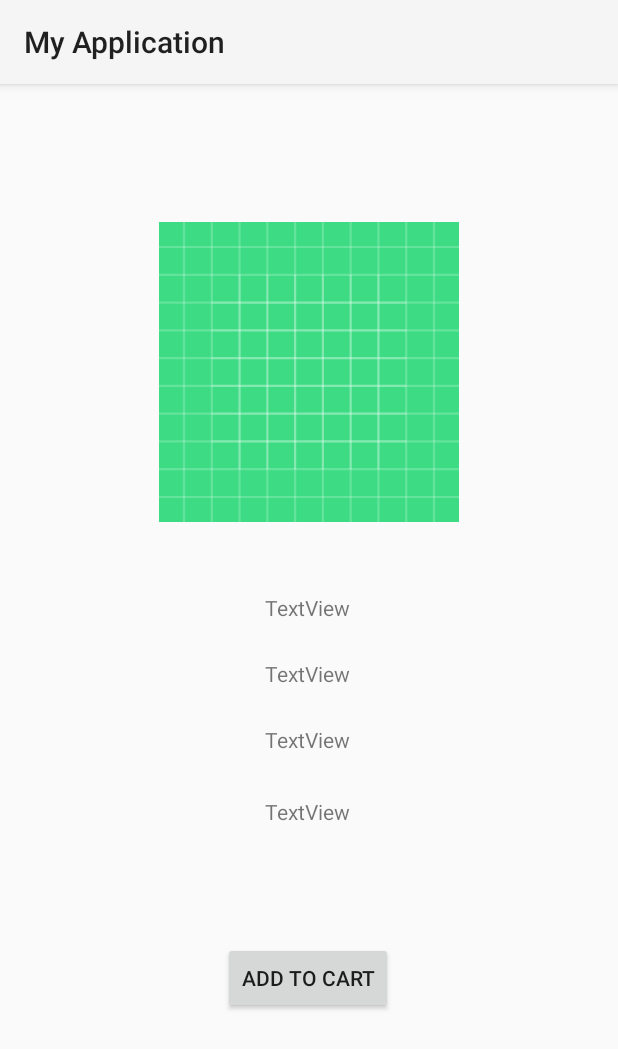
After one commit to tungha262/Laptrinhungdung, an Android app built with Jetpack Compose: the Tuan6DetailActivity screen opened directly, with no data from a screen before it, on a phone screen of 412 x 824 dp. The commit adds this screen. Shown: the top 1049 px of the screen. Run offline under Robolectric (Android 15) with nearby library versions, the phone set to English and light mode, and no system bars; our stand-ins replace Picasso; network calls fail; pictures from the network do not load.

Commit message:
DetailProduct

```diff
--- /dev/null
+++ b/app/src/main/java/com/example/myapplication/tuan6/Tuan6DetailActivity.java
@@ -0,0 +1,57 @@
+package com.example.myapplication.tuan6;
+
+import android.annotation.SuppressLint;
+import android.content.Intent;
+import android.os.Bundle;
+import android.widget.Button;
+import android.widget.ImageView;
+import android.widget.TextView;
+
+import androidx.activity.EdgeToEdge;
+import androidx.appcompat.app.AppCompatActivity;
+import androidx.core.graphics.Insets;
+import androidx.core.view.ViewCompat;
+import androidx.core.view.WindowInsetsCompat;
+
+import com.example.myapplication.R;
+import com.squareup.picasso.Picasso;
+
+public class Tuan6DetailActivity extends AppCompatActivity {
+    @SuppressLint("MissingInflatedId")
+    @Override
+    protected void onCreate(Bundle savedInstanceState) {
+        super.onCreate(savedInstanceState);
+        EdgeToEdge.enable(this);
+        setContentView(R.layout.activity_tuan6_detail);
+        // nhan du lieu tu listProduct chuyen sang
+        Intent intent = getIntent();
+        Product1 product = intent.getParcelableExtra("PRODUCT");
+
+        // anh xa cac thanh phan len giao dien
+         ImageView imgProduct = findViewById(R.id.tuan6detailimg);
+        TextView tvStyleId = findViewById(R.id.tuan6detailTvStyleid);
+        TextView tvPrice = findViewById(R.id.tuan6detailTvprice);
+        TextView tvbrand = findViewById(R.id.tuan6detailTvbrand);
+        TextView tvAdditionInfo = findViewById(R.id.tuan6detailAdditionInfo);
+
+        // hien thi thong tin san pham
+        if(product != null){
+            // hien thi anh
+            Picasso.get().load(product.getSearchImage())
+                    .into(imgProduct);
+
+            // hien thi text
+            tvAdditionInfo.setText("Info: " + product.getAdditionalInfo());
+            tvbrand.setText("Brand: " + product.getBrand());
+            tvPrice.setText("Price: " + product.getPrice());
+            tvStyleId.setText("StyleID: " + product.getStyleID());
+        }
+
+
+        ViewCompat.setOnApplyWindowInsetsListener(findViewById(R.id.main), (v, insets) -> {
+            Insets systemBars = insets.getInsets(WindowInsetsCompat.Type.systemBars());
+            v.setPadding(systemBars.left, systemBars.top, systemBars.right, systemBars.bottom);
+            return insets;
+        });
+    }
+}
--- /dev/null
+++ b/app/src/main/res/layout/activity_tuan6_detail.xml
@@ -0,0 +1,81 @@
+<?xml version="1.0" encoding="utf-8"?>
+<androidx.constraintlayout.widget.ConstraintLayout xmlns:android="http://schemas.android.com/apk/res/android"
+    xmlns:app="http://schemas.android.com/apk/res-auto"
+    xmlns:tools="http://schemas.android.com/tools"
+    android:id="@+id/main"
+    android:layout_width="match_parent"
+    android:layout_height="match_parent"
+    tools:context=".tuan6.Tuan6DetailActivity">
+
+    <ImageView
+        android:id="@+id/tuan6detailimg"
+        android:layout_width="match_parent"
+        android:layout_height="200dp"
+        android:src="@drawable/ic_launcher_background"
+        app:layout_constraintBottom_toBottomOf="parent"
+        app:layout_constraintEnd_toEndOf="parent"
+        app:layout_constraintHorizontal_bias="0.498"
+        app:layout_constraintStart_toStartOf="parent"
+        app:layout_constraintTop_toTopOf="parent"
+        app:layout_constraintVertical_bias="0.162" />
+
+    <TextView
+        android:id="@+id/tuan6detailTvStyleid"
+        android:layout_width="wrap_content"
+        android:layout_height="wrap_content"
+        android:text="TextView"
+        app:layout_constraintBottom_toBottomOf="parent"
+        app:layout_constraintEnd_toEndOf="parent"
+        app:layout_constraintHorizontal_bias="0.498"
+        app:layout_constraintStart_toStartOf="parent"
+        app:layout_constraintTop_toBottomOf="@+id/tuan6detailimg"
+        app:layout_constraintVertical_bias="0.103" />
+
+    <TextView
+        android:id="@+id/tuan6detailTvbrand"
+        android:layout_width="wrap_content"
+        android:layout_height="wrap_content"
+        android:text="TextView"
+        app:layout_constraintBottom_toBottomOf="parent"
+        app:layout_constraintEnd_toEndOf="parent"
+        app:layout_constraintHorizontal_bias="0.498"
+        app:layout_constraintStart_toStartOf="parent"
+        app:layout_constraintTop_toBottomOf="@+id/tuan6detailTvStyleid"
+        app:layout_constraintVertical_bias="0.063" />
+
+    <TextView
+        android:id="@+id/tuan6detailTvprice"
+        android:layout_width="wrap_content"
+        android:layout_height="wrap_content"
+        android:text="TextView"
+        app:layout_constraintBottom_toBottomOf="parent"
+        app:layout_constraintEnd_toEndOf="parent"
+        app:layout_constraintHorizontal_bias="0.498"
+        app:layout_constraintStart_toStartOf="parent"
+        app:layout_constraintTop_toBottomOf="@+id/tuan6detailTvbrand"
+        app:layout_constraintVertical_bias="0.071" />
+
+    <TextView
+        android:id="@+id/tuan6detailAdditionInfo"
+        android:layout_width="wrap_content"
+        android:layout_height="wrap_content"
+        android:text="TextView"
+        app:layout_constraintBottom_toBottomOf="parent"
+        app:layout_constraintEnd_toEndOf="parent"
+        app:layout_constraintHorizontal_bias="0.498"
+        app:layout_constraintStart_toStartOf="parent"
+        app:layout_constraintTop_toBottomOf="@+id/tuan6detailTvprice"
+        app:layout_constraintVertical_bias="0.095" />
+
+    <Button
+        android:id="@+id/tuan6detailBtnAddToCart"
+        android:layout_width="wrap_content"
+        android:layout_height="wrap_content"
+        android:text="Add to cart"
+        app:layout_constraintBottom_toBottomOf="parent"
+        app:layout_constraintEnd_toEndOf="parent"
+        app:layout_constraintHorizontal_bias="0.498"
+        app:layout_constraintStart_toStartOf="parent"
+        app:layout_constraintTop_toBottomOf="@+id/tuan6detailAdditionInfo"
+        app:layout_constraintVertical_bias="0.343" />
+</androidx.constraintlayout.widget.ConstraintLayout>
--- a/app/src/main/res/layout/item_view_t6.xml
+++ b/app/src/main/res/layout/item_view_t6.xml
@@ -5,11 +5,11 @@
     android:orientation="vertical">
 
     <ImageView
+        android:id="@+id/item_product_imageView"
         android:layout_width="match_parent"
         android:layout_height="200dp"
-        android:id="@+id/item_product_imageView"
-        android:src="@color/cardview_dark_background"
-        />
+        android:src="@color/cardview_dark_background" />
+
     <TextView
         android:layout_width="match_parent"
         android:layout_height="wrap_content"
```
Also changed, not shown: app/src/main/AndroidManifest.xml (+5 -4 lines), app/src/main/java/com/example/myapplication/tuan6/Product1.java (+41 -1 lines), app/src/main/java/com/example/myapplication/tuan6/ProductAdapter1.java (+12 -0 lines).
